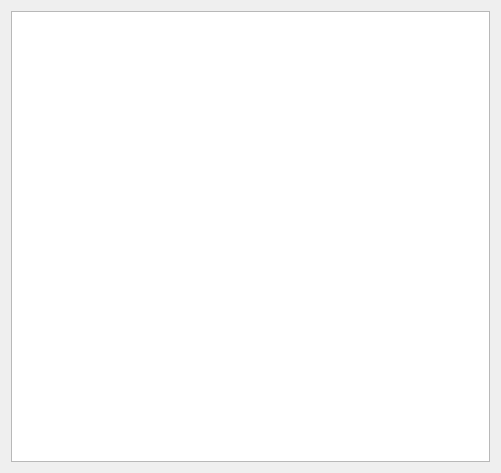
First picture: the form in MDI/SecondProject/showpat.ui, repository maksnecuk/OOP_practice, before the edit.
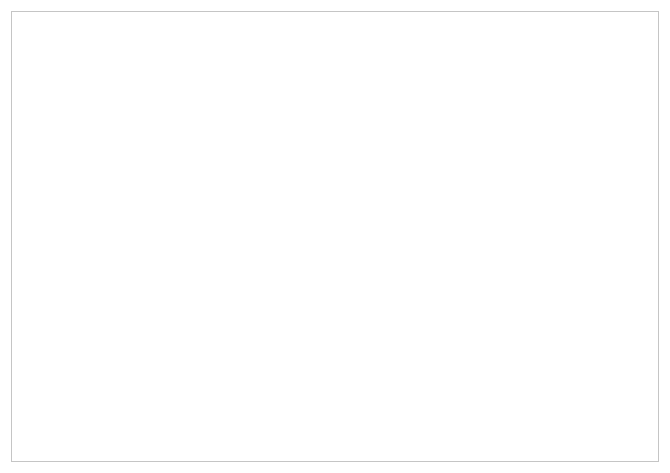
Second picture: the form after the edit.

```diff
--- a/MDI/SecondProject/showpat.ui
+++ b/MDI/SecondProject/showpat.ui
@@ -6,23 +6,19 @@
    <rect>
     <x>0</x>
     <y>0</y>
-    <width>501</width>
+    <width>670</width>
     <height>473</height>
    </rect>
   </property>
   <property name="windowTitle">
    <string>Dialog</string>
   </property>
+  <property name="styleSheet">
+   <string notr="true">background-color: rgb(255, 255, 255);</string>
+  </property>
   <layout class="QHBoxLayout" name="horizontalLayout">
    <item>
-    <widget class="QListWidget" name="listWidgetSas">
-     <property name="font">
-      <font>
-       <family>Bahnschrift SemiLight SemiConde</family>
-       <pointsize>14</pointsize>
-      </font>
-     </property>
-    </widget>
+    <widget class="QTableView" name="tableViewPat"/>
    </item>
   </layout>
  </widget>
```
